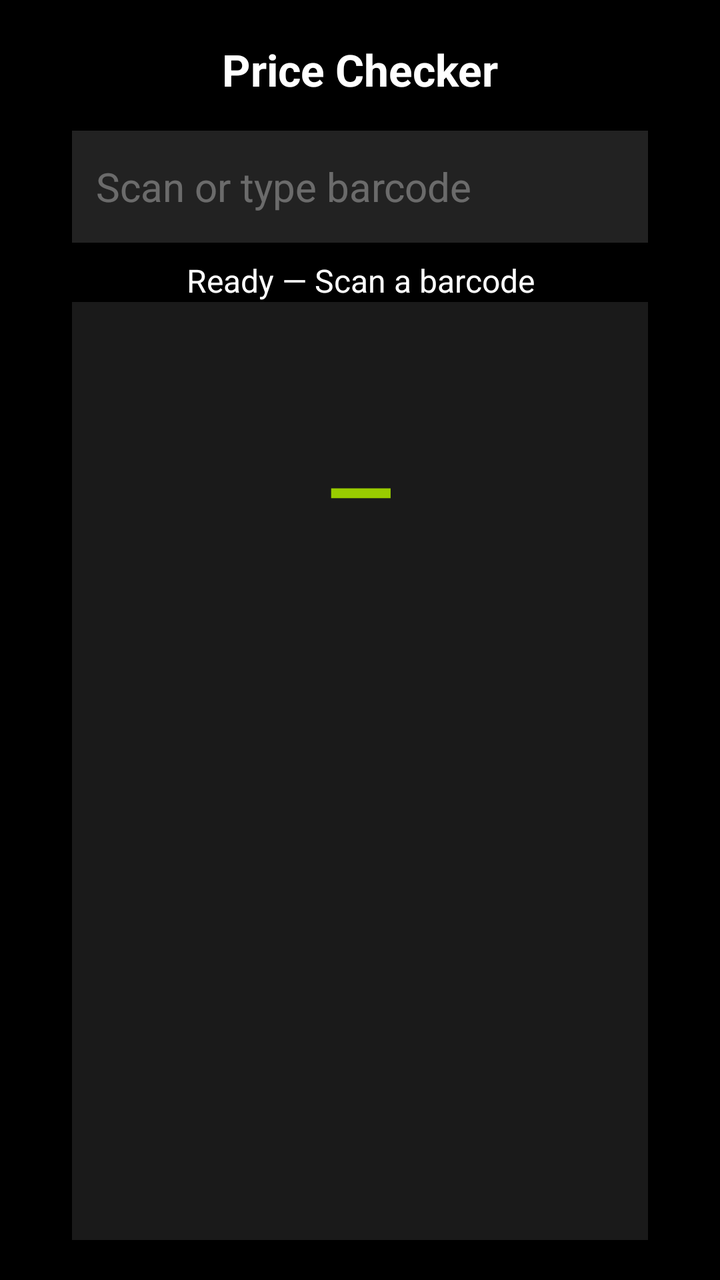
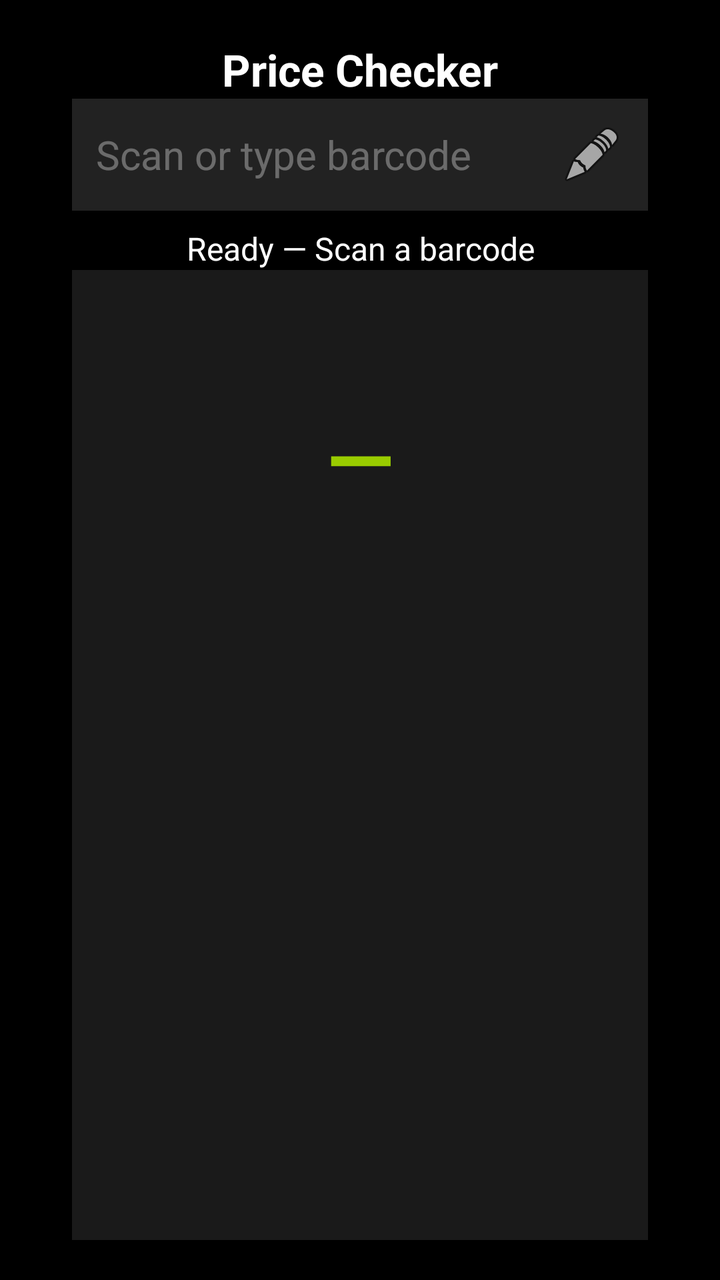

Screens rendered from an Android XML layout before and after an edit, with the pre-edit source and the edit as a unified diff.
<!-- AndroidManifest.xml: application theme Theme.MyApplication -->
<!-- res/layout/activity_price_checker.xml -->
<?xml version="1.0" encoding="utf-8"?>
<androidx.constraintlayout.widget.ConstraintLayout
    xmlns:android="http://schemas.android.com/apk/res/android"
    xmlns:app="http://schemas.android.com/apk/res-auto"
    android:id="@+id/root"
    android:layout_width="match_parent"
    android:layout_height="match_parent"
    android:background="@android:color/black"
    android:padding="20dp">

    
    <TextView
        android:id="@+id/tvTitle"
        android:layout_width="0dp"
        android:layout_height="wrap_content"
        android:text="Price Checker"
        android:textColor="@android:color/white"
        android:textStyle="bold"
        android:textSize="22sp"
        android:gravity="center"
        app:layout_constraintTop_toTopOf="parent"
        app:layout_constraintStart_toStartOf="parent"
        app:layout_constraintEnd_toEndOf="parent"
        app:layout_constraintWidth_percent="0.90" />

    
    <EditText
        android:id="@+id/txtScan"
        android:layout_width="0dp"
        android:layout_height="56dp"
        android:hint="Scan or type barcode"
        android:textColor="@android:color/white"
        android:textColorHint="#55FFFFFF"
        android:background="#222222"
        android:padding="12dp"
        android:textSize="20sp"
        android:inputType="textVisiblePassword|textNoSuggestions"
        android:singleLine="true"
        android:layout_marginTop="16dp"
        app:layout_constraintTop_toBottomOf="@id/tvTitle"
        app:layout_constraintStart_toStartOf="parent"
        app:layout_constraintEnd_toEndOf="parent"
        app:layout_constraintWidth_percent="0.90" />

    
    <TextView
        android:id="@+id/tvStatus"
        android:layout_width="0dp"
        android:layout_height="wrap_content"
        android:text="Ready — Scan a barcode"
        android:textColor="@android:color/white"
        android:textSize="16sp"
        android:gravity="center"
        android:layout_marginTop="8dp"
        app:layout_constraintTop_toBottomOf="@id/txtScan"
        app:layout_constraintStart_toStartOf="parent"
        app:layout_constraintEnd_toEndOf="parent"
        app:layout_constraintWidth_percent="0.90" />

    
    <LinearLayout
        android:id="@+id/cardResult"
        android:layout_width="0dp"
        android:layout_height="0dp"
        android:orientation="vertical"
        android:padding="20dp"
        android:background="#1AFFFFFF"
        android:gravity="center_horizontal"
        app:layout_constraintTop_toBottomOf="@id/tvStatus"
        app:layout_constraintBottom_toTopOf="@id/tvError"
        app:layout_constraintStart_toStartOf="parent"
        app:layout_constraintEnd_toEndOf="parent"
        app:layout_constraintWidth_percent="0.90">

        
        <TextView
            android:id="@+id/Description"
            android:layout_width="match_parent"
            android:layout_height="wrap_content"
            android:text=""
            android:textColor="@android:color/white"
            android:textSize="24sp"
            android:gravity="center"
            android:layout_marginBottom="12dp" />

        
        <TextView
            android:id="@+id/Rate"
            android:layout_width="match_parent"
            android:layout_height="wrap_content"
            android:text="—"
            android:textColor="@android:color/holo_green_light"
            android:textStyle="bold"
            android:textSize="44sp"
            android:gravity="center" />
    </LinearLayout>

    
    <TextView
        android:id="@+id/tvError"
        android:layout_width="0dp"
        android:layout_height="wrap_content"
        android:text=""
        android:textColor="@android:color/holo_red_light"
        android:textSize="16sp"
        android:gravity="center"
        android:visibility="gone"
        android:layout_marginTop="10dp"
        app:layout_constraintTop_toBottomOf="@id/cardResult"
        app:layout_constraintBottom_toBottomOf="parent"
        app:layout_constraintStart_toStartOf="parent"
        app:layout_constraintEnd_toEndOf="parent"
        app:layout_constraintWidth_percent="0.80" />

</androidx.constraintlayout.widget.ConstraintLayout>
<!-- resources referenced by this layout -->
<resources>
  <style name="Theme.MyApplication" parent="Base.Theme.MyApplication" />
  <style name="Base.Theme.MyApplication" parent="Theme.AppCompat.Light.DarkActionBar">
          
          
      </style>
</resources>

<!-- the commit's change to res/layout/activity_price_checker.xml (unified diff, before → after) -->
@@ -24,23 +24,43 @@
         app:layout_constraintWidth_percent="0.90" />
 
     
-    <EditText
-        android:id="@+id/txtScan"
+    
+    <LinearLayout
+        android:id="@+id/inputRow"
         android:layout_width="0dp"
-        android:layout_height="56dp"
-        android:hint="Scan or type barcode"
-        android:textColor="@android:color/white"
-        android:textColorHint="#55FFFFFF"
-        android:background="#222222"
-        android:padding="12dp"
-        android:textSize="20sp"
-        android:inputType="textVisiblePassword|textNoSuggestions"
-        android:singleLine="true"
-        android:layout_marginTop="16dp"
+        android:layout_height="wrap_content"
+        android:orientation="horizontal"
         app:layout_constraintTop_toBottomOf="@id/tvTitle"
         app:layout_constraintStart_toStartOf="parent"
         app:layout_constraintEnd_toEndOf="parent"
-        app:layout_constraintWidth_percent="0.90" />
+        app:layout_constraintWidth_percent="0.90">
+
+        <EditText
+            android:id="@+id/txtScan"
+            android:layout_width="0dp"
+            android:layout_height="56dp"
+            android:layout_weight="1"
+            android:hint="Scan or type barcode"
+            android:textColor="@android:color/white"
+            android:textColorHint="#55FFFFFF"
+            android:background="#222222"
+            android:padding="12dp"
+            android:textSize="20sp"
+            android:singleLine="true"
+            android:inputType="textVisiblePassword|textNoSuggestions"
+            android:imeOptions="actionDone"
+            android:importantForAutofill="no"
+             />
+
+        <ImageButton
+            android:id="@+id/btnKeyboard"
+            android:layout_width="56dp"
+            android:layout_height="56dp"
+            android:contentDescription="Open Keyboard"
+            android:padding="10dp"
+            android:background="#222222"
+            android:src="@android:drawable/ic_menu_edit"/>
+    </LinearLayout>
 
     
     <TextView
@@ -52,7 +72,7 @@
         android:textSize="16sp"
         android:gravity="center"
         android:layout_marginTop="8dp"
-        app:layout_constraintTop_toBottomOf="@id/txtScan"
+        app:layout_constraintTop_toBottomOf="@id/inputRow"
         app:layout_constraintStart_toStartOf="parent"
         app:layout_constraintEnd_toEndOf="parent"
         app:layout_constraintWidth_percent="0.90" />
